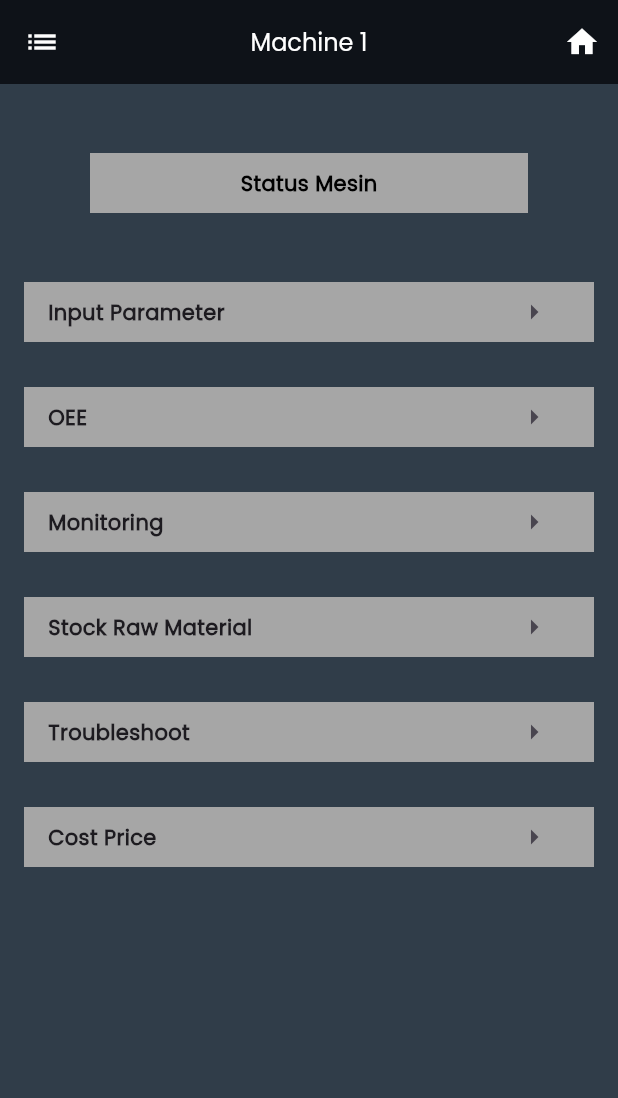
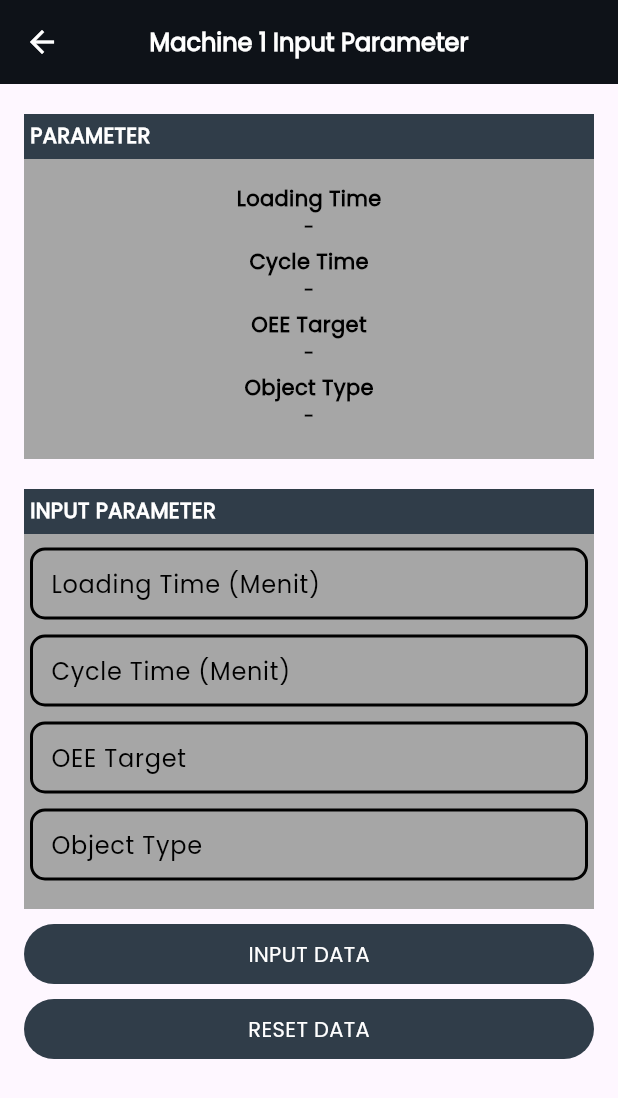
Before and after one commit to asepirfans/mes_app, a Flutter app: the FirstMachinePage screen opened by its route, after a tap on the "arrow right" icon, on a phone screen of 412 x 824 dp. Shown: the top 1098 px of the screen. Run offline on Flutter 3.47's test engine with Material 3 defaults, Android fonts, the phone set to English and light mode, and no system bars; our stand-ins replace get.

Commit message:
feature/param

```diff
--- /dev/null
+++ b/lib/pages/machine1/input_parameter_page.dart
@@ -0,0 +1,344 @@
+import 'package:flutter/cupertino.dart';
+import 'package:flutter/material.dart';
+
+import 'package:get/get.dart';
+import 'package:mes_apps/routes/route_name.dart';
+
+class InputParameter extends StatelessWidget {
+  const InputParameter({super.key});
+
+  @override
+  Widget build(BuildContext context) {
+    return Scaffold(
+      appBar: AppBar(
+        backgroundColor: Color(0xFF0E1218),
+        title: Text(
+          "Machine 1 Input Parameter",
+          style: TextStyle(
+            color: Colors.white,
+            fontSize: 16,
+            fontWeight: FontWeight.bold,
+          ),
+        ),
+        centerTitle: true,
+        leading: IconButton(
+          onPressed: () {
+            Get.offAllNamed(RouteName.firstMachine);
+          },
+          icon: Icon(
+            color: Colors.white,
+            Icons.arrow_back,
+          ),
+        ),
+      ),
+      body: SingleChildScrollView(
+        scrollDirection: Axis.vertical,
+        child: Column(
+          children: [
+            SizedBox(
+              height: 20,
+            ),
+            Padding(
+              padding: const EdgeInsets.symmetric(
+                horizontal: 16,
+              ),
+              child: Container(
+                width: Get.width,
+                height: 30,
+                color: Color(0xFF303D49),
+                child: Padding(
+                  padding: const EdgeInsets.all(4.0),
+                  child: Text(
+                    "PARAMETER",
+                    style: TextStyle(
+                        color: Colors.white,
+                        fontSize: 14,
+                        fontWeight: FontWeight.bold),
+                  ),
+                ),
+              ),
+            ),
+            Padding(
+              padding: const EdgeInsets.symmetric(
+                horizontal: 16,
+              ),
+              child: Container(
+                width: Get.width,
+                height: 200,
+                color: Color(0xFFA6A6A6),
+                child: Padding(
+                  padding: const EdgeInsets.all(4.0),
+                  child: Column(
+                    mainAxisAlignment: MainAxisAlignment.center,
+                    children: [
+                      Text(
+                        "Loading Time",
+                        style: TextStyle(
+                          color: Colors.black,
+                          fontSize: 14,
+                          fontWeight: FontWeight.bold,
+                        ),
+                      ),
+                      Text(
+                        "-",
+                        style: TextStyle(
+                          color: Colors.black,
+                          fontSize: 12,
+                          fontWeight: FontWeight.bold,
+                        ),
+                      ),
+                      SizedBox(
+                        height: 5,
+                      ),
+                      Text(
+                        "Cycle Time",
+                        style: TextStyle(
+                          color: Colors.black,
+                          fontSize: 14,
+                          fontWeight: FontWeight.bold,
+                        ),
+                      ),
+                      Text(
+                        "-",
+                        style: TextStyle(
+                          color: Colors.black,
+                          fontSize: 12,
+                          fontWeight: FontWeight.bold,
+                        ),
+                      ),
+                      SizedBox(
+                        height: 5,
+                      ),
+                      Text(
+                        "OEE Target",
+                        style: TextStyle(
+                          color: Colors.black,
+                          fontSize: 14,
+                          fontWeight: FontWeight.bold,
+                        ),
+                      ),
+                      Text(
+                        "-",
+                        style: TextStyle(
+                          color: Colors.black,
+                          fontSize: 12,
+                          fontWeight: FontWeight.bold,
+                        ),
+                      ),
+                      SizedBox(
+                        height: 5,
+                      ),
+                      Text(
+                        "Object Type",
+                        style: TextStyle(
+                          color: Colors.black,
+                          fontSize: 14,
+                          fontWeight: FontWeight.bold,
+                        ),
+                      ),
+                      Text(
+                        "-",
+                        style: TextStyle(
+                          color: Colors.black,
+                          fontSize: 12,
+                          fontWeight: FontWeight.bold,
+                        ),
+                      ),
+                      SizedBox(
+                        height: 5,
+                      ),
+                    ],
+                  ),
+                ),
+              ),
+            ),
+            SizedBox(
+              height: 20,
+            ),
+            Padding(
+              padding: const EdgeInsets.symmetric(
+                horizontal: 16,
+              ),
+              child: Container(
+                width: Get.width,
+                height: 30,
+                color: Color(0xFF303D49),
+                child: Padding(
+                  padding: const EdgeInsets.all(4.0),
+                  child: Text(
+                    "INPUT PARAMETER",
+                    style: TextStyle(
+                        color: Colors.white,
+                        fontSize: 14,
+                        fontWeight: FontWeight.bold),
+                  ),
+                ),
+              ),
+            ),
+            Padding(
+              padding: const EdgeInsets.symmetric(horizontal: 16),
+              child: Container(
+                width: Get.width,
+                height: 250,
+                color: Color(0xFFA6A6A6),
+                child: Padding(
+                  padding: const EdgeInsets.all(4.0),
+                  child: Column(
+                    mainAxisAlignment: MainAxisAlignment.center,
+                    children: [
+                      TextField(
+                        cursorColor: Colors.black,
+                        // controller: _loginController.emailController,
+                        decoration: InputDecoration(
+                          labelText: 'Loading Time (Menit)',
+                          labelStyle: TextStyle(
+                            color: Colors.black,
+                          ),
+                          enabledBorder: OutlineInputBorder(
+                            borderSide: const BorderSide(
+                                color: Colors.black, width: 2.0),
+                            borderRadius: BorderRadius.circular(10.0),
+                          ),
+                          contentPadding: EdgeInsets.only(
+                              left: 10.0, top: 10.0, bottom: 10.0),
+                          focusedBorder: OutlineInputBorder(
+                            borderSide: const BorderSide(
+                                color: Colors.black, width: 2.0),
+                            borderRadius: BorderRadius.circular(10.0),
+                          ),
+                        ),
+                      ),
+                      SizedBox(
+                        height: 10,
+                      ),
+                      TextField(
+                        cursorColor: Colors.black,
+                        // controller: _loginController.emailController,
+                        decoration: InputDecoration(
+                          labelText: 'Cycle Time (Menit)',
+                          labelStyle: TextStyle(
+                            color: Colors.black,
+                          ),
+                          enabledBorder: OutlineInputBorder(
+                            borderSide: const BorderSide(
+                                color: Colors.black, width: 2.0),
+                            borderRadius: BorderRadius.circular(10.0),
+                          ),
+                          contentPadding: EdgeInsets.only(
+                              left: 10.0, top: 10.0, bottom: 10.0),
+                          focusedBorder: OutlineInputBorder(
+                            borderSide: const BorderSide(
+                                color: Colors.black, width: 2.0),
+                            borderRadius: BorderRadius.circular(10.0),
+                          ),
+                        ),
+                      ),
+                      SizedBox(
+                        height: 10,
+                      ),
+                      TextField(
+                        cursorColor: Colors.black,
+                        // controller: _loginController.emailController,
+                        decoration: InputDecoration(
+                          labelText: 'OEE Target',
+                          labelStyle: TextStyle(
+                            color: Colors.black,
+                          ),
+                          enabledBorder: OutlineInputBorder(
+                            borderSide: const BorderSide(
+                                color: Colors.black, width: 2.0),
+                            borderRadius: BorderRadius.circular(10.0),
+                          ),
+                          contentPadding: EdgeInsets.only(
+                              left: 10.0, top: 10.0, bottom: 10.0),
+                          focusedBorder: OutlineInputBorder(
+                            borderSide: const BorderSide(
+                                color: Colors.black, width: 2.0),
+                            borderRadius: BorderRadius.circular(10.0),
+                          ),
+                        ),
+                      ),
+                      SizedBox(
+                        height: 10,
+                      ),
+                      TextField(
+                        cursorColor: Colors.black,
+                        // controller: _loginController.emailController,
+                        decoration: InputDecoration(
+                          labelText: 'Object Type',
+                          labelStyle: TextStyle(
+                            color: Colors.black,
+                          ),
+                          enabledBorder: OutlineInputBorder(
+                            borderSide: const BorderSide(
+                                color: Colors.black, width: 2.0),
+                            borderRadius: BorderRadius.circular(10.0),
+                          ),
+                          contentPadding: EdgeInsets.only(
+                              left: 10.0, top: 10.0, bottom: 10.0),
+                          focusedBorder: OutlineInputBorder(
+                            borderSide: const BorderSide(
+                                color: Colors.black, width: 2.0),
+                            borderRadius: BorderRadius.circular(10.0),
+                          ),
+                        ),
+                      ),
+                      SizedBox(
+                        height: 10,
+                      ),
+                    ],
+                  ),
+                ),
+              ),
+            ),
+            Column(
+              children: [
+                Padding(
+                  padding:
+                      const EdgeInsets.symmetric(horizontal: 16, vertical: 10),
+                  child: GestureDetector(
+                    onTap: () {},
+                    child: Container(
+                      width: Get.width,
+                      height: 40,
+                      decoration: BoxDecoration(
+                        borderRadius: BorderRadius.circular(20),
+                        color: Color(0xFF303D49),
+                      ),
+                      child: Center(
+                        child: Text(
+                          "INPUT DATA",
+                          style: TextStyle(color: Colors.white),
+                        ),
+                      ),
+                    ),
+                  ),
+                ),
+                Padding(
+                  padding: const EdgeInsets.symmetric(horizontal: 16),
+                  child: GestureDetector(
+                    onTap: () {},
+                    child: Container(
+                      width: Get.width,
+                      height: 40,
+                      decoration: BoxDecoration(
+                        borderRadius: BorderRadius.circular(20),
+                        color: Color(0xFF303D49),
+                      ),
+                      child: Center(
+                        child: Text(
+                          "RESET DATA",
+                          style: TextStyle(color: Colors.white),
+                        ),
+                      ),
+                    ),
+                  ),
+                ),
+              ],
+            )
+          ],
+        ),
+      ),
+    );
+  }
+}
--- a/lib/pages/machine1/machine1_page.dart
+++ b/lib/pages/machine1/machine1_page.dart
@@ -79,7 +79,9 @@ class FirstMachinePage extends StatelessWidget {
                           TextStyle(fontSize: 14, fontWeight: FontWeight.bold),
                     ),
                     IconButton(
-                      onPressed: () {},
+                      onPressed: () {
+                        Get.offAllNamed(RouteName.inputParam);
+                      },
                       icon: Icon(
                         Icons.arrow_right,
                       ),
--- a/lib/routes/page_route.dart
+++ b/lib/routes/page_route.dart
@@ -1,5 +1,6 @@
 import 'package:get/get.dart';
 import 'package:mes_apps/pages/home_page.dart';
+import 'package:mes_apps/pages/machine1/input_parameter_page.dart';
 import 'package:mes_apps/pages/machine1/machine1_page.dart';
 
 import '../routes/route_name.dart';
@@ -14,5 +15,9 @@ class AppPage {
       name: RouteName.firstMachine,
       page: () => FirstMachinePage(),
     ),
+    GetPage(
+      name: RouteName.inputParam,
+      page: () => InputParameter(),
+    ),
   ];
 }
--- a/lib/routes/route_name.dart
+++ b/lib/routes/route_name.dart
@@ -1,4 +1,5 @@
 abstract class RouteName {
   static const home = '/home';
   static const firstMachine = '/firstMachine';
+  static const inputParam = '/firstMachine/inputParam';
 }
```
